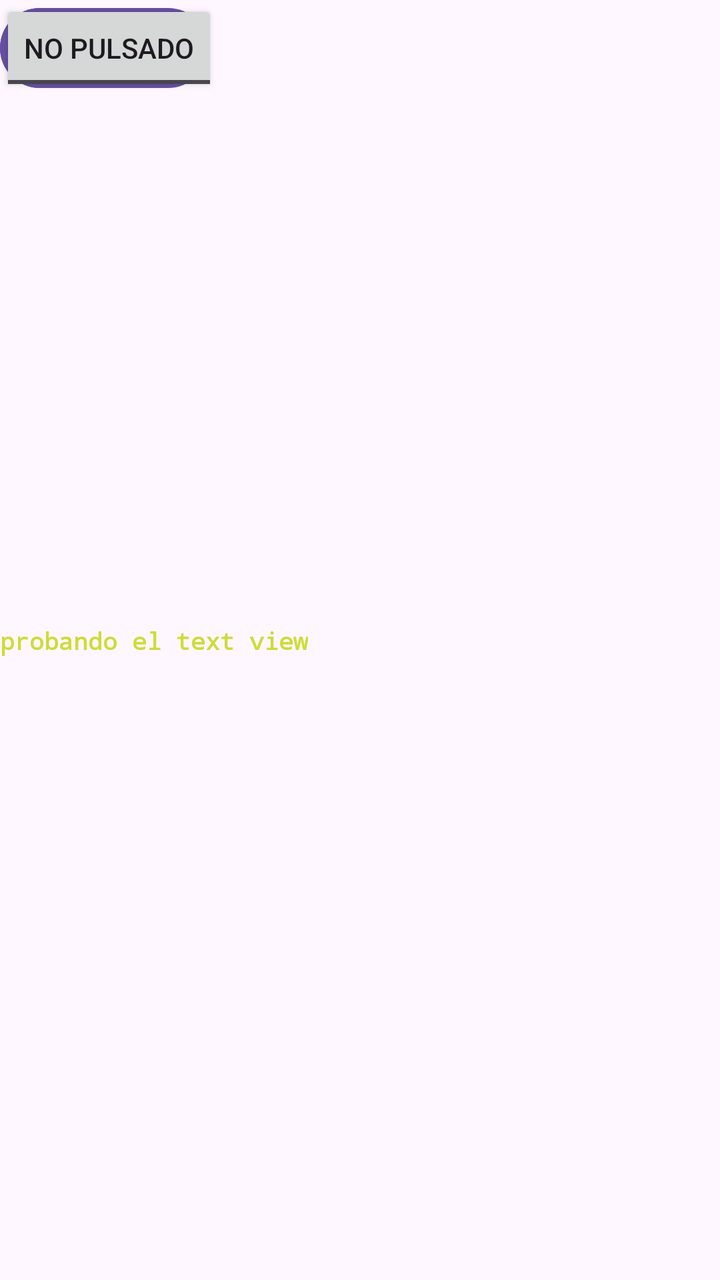
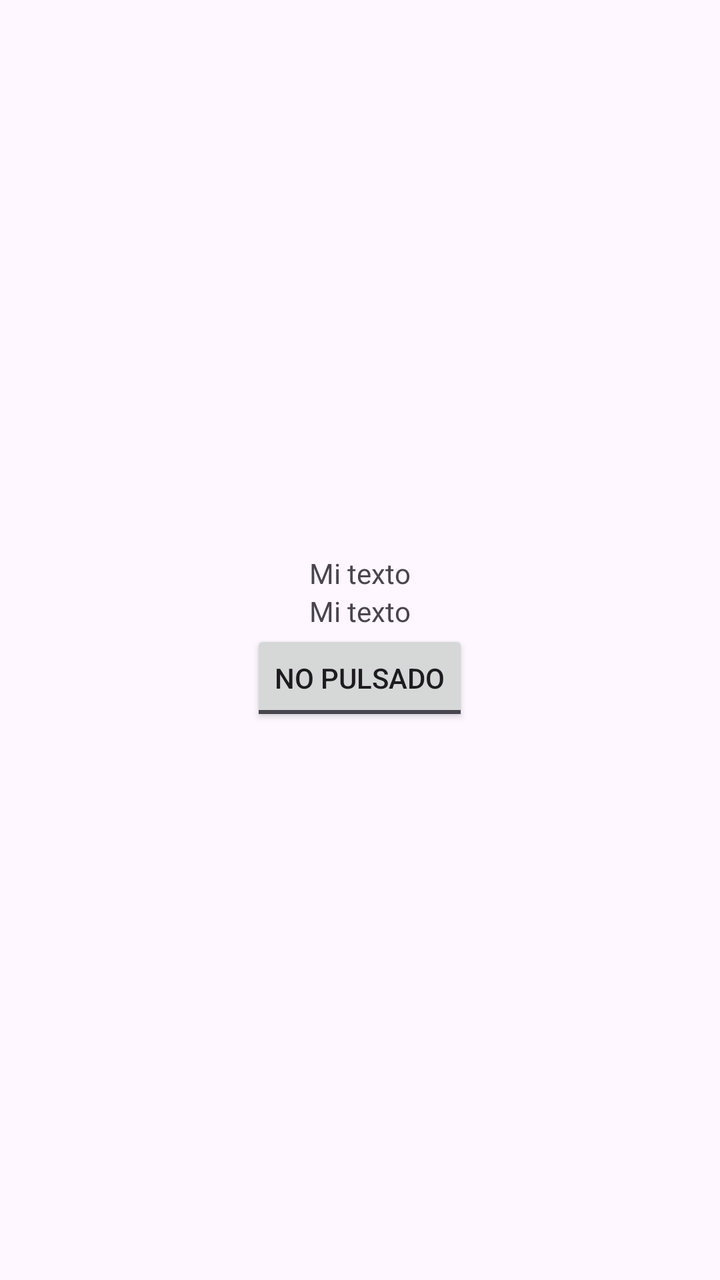

The first picture is an Android layout as it rendered before a commit; the second is the same layout after the commit. The layout source and the unified diff follow.
<!-- AndroidManifest.xml: application theme Theme.Tema4ButtonToggleButton -->
<!-- res/layout/activity_main.xml -->
<?xml version="1.0" encoding="utf-8"?>
<androidx.constraintlayout.widget.ConstraintLayout xmlns:android="http://schemas.android.com/apk/res/android"
    xmlns:app="http://schemas.android.com/apk/res-auto"
    xmlns:tools="http://schemas.android.com/tools"
    android:id="@+id/main"
    android:layout_width="match_parent"
    android:layout_height="match_parent"
    tools:context=".MainActivity">

    <TextView
        android:layout_width="wrap_content"
        android:layout_height="wrap_content"
        android:id = "@+id/texto"
        android:text="probando el text view"
        android:textColor ="#CDDC39"
        android:textStyle ="bold"
        android:textSize="12sp"
        android:typeface="monospace"
        app:layout_constraintBottom_toBottomOf="parent"
        app:Layout_constraintEnd_toEndOf="parent"
        app:layout_constraintStart_toStartOf="parent"
        app:layout_constraintTop_toTopOf="parent"
         />

    <Button
        android:id="@+id/boton1"
        android:layout_width="wrap_content"
        android:layout_height="wrap_content"
        android:text="Traslade"
        tools:layout_editor_absoluteX="50dp"
        tools:layout_editor_absoluteY="152dp"
        tools:ignore="MissingConstraints" />

    <Button
        android:id="@+id/boton2"
        android:layout_width="wrap_content"
        android:layout_height="wrap_content"
        android:text="Rotate"
        tools:layout_editor_absoluteX="139dp"
        tools:layout_editor_absoluteY="44dp"
        tools:ignore="MissingConstraints" />

    <ToggleButton
        android:id="@+id/togglebutton1"
        android:layout_width="wrap_content"
        android:layout_height="wrap_content"
        android:text="ToggleButton"
        android:textOff="No pulsado"
        android:textOn="Pulsado"
        tools:layout_editor_absoluteX="79dp"
        tools:layout_editor_absoluteY="104dp"
        tools:ignore="MissingConstraints" />
</androidx.constraintlayout.widget.ConstraintLayout>
<!-- resources referenced by this layout -->
<resources>
  <style name="Theme.Tema4ButtonToggleButton" parent="Base.Theme.Tema4ButtonToggleButton" />
  <style name="Base.Theme.Tema4ButtonToggleButton" parent="Theme.Material3.DayNight.NoActionBar">
          
          
      </style>
</resources>

<!-- the commit's change to res/layout/activity_main.xml (unified diff, before → after) -->
@@ -1,53 +1,29 @@
 <?xml version="1.0" encoding="utf-8"?>
-<androidx.constraintlayout.widget.ConstraintLayout xmlns:android="http://schemas.android.com/apk/res/android"
-    xmlns:app="http://schemas.android.com/apk/res-auto"
-    xmlns:tools="http://schemas.android.com/tools"
-    android:id="@+id/main"
+<LinearLayout xmlns:android="http://schemas.android.com/apk/res/android"
     android:layout_width="match_parent"
     android:layout_height="match_parent"
-    tools:context=".MainActivity">
+    android:gravity="center"
+    android:orientation="vertical">
 
     <TextView
+        android:id="@+id/texto"
         android:layout_width="wrap_content"
         android:layout_height="wrap_content"
-        android:id = "@+id/texto"
-        android:text="probando el text view"
-        android:textColor ="#CDDC39"
-        android:textStyle ="bold"
-        android:textSize="12sp"
-        android:typeface="monospace"
-        app:layout_constraintBottom_toBottomOf="parent"
-        app:Layout_constraintEnd_toEndOf="parent"
-        app:layout_constraintStart_toStartOf="parent"
-        app:layout_constraintTop_toTopOf="parent"
-         />
-
-    <Button
-        android:id="@+id/boton1"
+        android:text="Mi texto" />
+    <TextView
+        android:id="@+id/texto2"
         android:layout_width="wrap_content"
         android:layout_height="wrap_content"
-        android:text="Traslade"
-        tools:layout_editor_absoluteX="50dp"
-        tools:layout_editor_absoluteY="152dp"
-        tools:ignore="MissingConstraints" />
+        android:text="Mi texto" />
 
-    <Button
-        android:id="@+id/boton2"
+    <ToggleButton
         android:layout_width="wrap_content"
         android:layout_height="wrap_content"
-        android:text="Rotate"
-        tools:layout_editor_absoluteX="139dp"
-        tools:layout_editor_absoluteY="44dp"
-        tools:ignore="MissingConstraints" />
-
-    <ToggleButton
-        android:id="@+id/togglebutton1"
-        android:layout_width="wrap_content"
-        android:layout_height="wrap_content"
+        android:id="@+id/tgboton"
         android:text="ToggleButton"
         android:textOff="No pulsado"
         android:textOn="Pulsado"
-        tools:layout_editor_absoluteX="79dp"
-        tools:layout_editor_absoluteY="104dp"
-        tools:ignore="MissingConstraints" />
-</androidx.constraintlayout.widget.ConstraintLayout>
+        android:checked="false"
+        />
+
+</LinearLayout>
